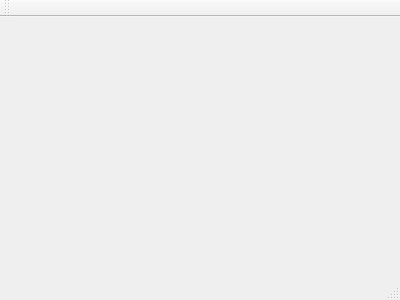
Before: the Qt Designer form mainwindow.ui in JoseCM/TraceabilityMatrix, drawn with Qt 5.
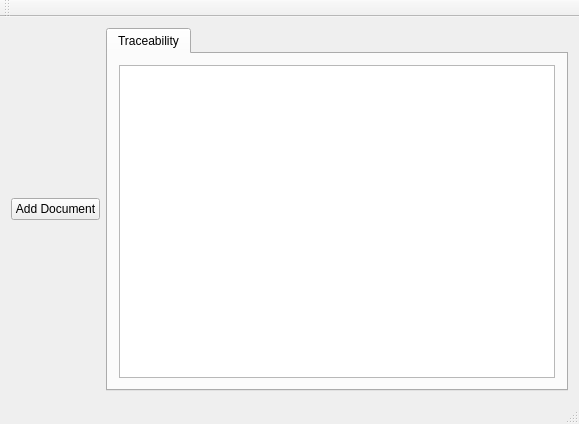
After: the same form once the commit is applied.

Patch:
```diff
--- a/mainwindow.ui
+++ b/mainwindow.ui
@@ -1,24 +1,72 @@
 <ui version="4.0">
  <class>MainWindow</class>
- <widget class="QMainWindow" name="MainWindow" >
-  <property name="geometry" >
+ <widget class="QMainWindow" name="MainWindow">
+  <property name="geometry">
    <rect>
     <x>0</x>
     <y>0</y>
-    <width>400</width>
-    <height>300</height>
+    <width>579</width>
+    <height>424</height>
    </rect>
   </property>
   <property name="windowTitle" >
    <string>MainWindow</string>
   </property>
-  <widget class="QMenuBar" name="menuBar" />
-  <widget class="QToolBar" name="mainToolBar" />
-  <widget class="QWidget" name="centralWidget" />
-  <widget class="QStatusBar" name="statusBar" />
+  <widget class="QWidget" name="centralWidget">
+   <layout class="QHBoxLayout" name="horizontalLayout">
+    <item>
+     <widget class="QPushButton" name="addDocButton">
+      <property name="text">
+       <string>Add Document</string>
+      </property>
+     </widget>
+    </item>
+    <item>
+     <widget class="QTabWidget" name="tabWidget">
+      <property name="sizePolicy">
+       <sizepolicy hsizetype="Expanding" vsizetype="Expanding">
+        <horstretch>0</horstretch>
+        <verstretch>0</verstretch>
+       </sizepolicy>
+      </property>
+      <property name="currentIndex">
+       <number>0</number>
+      </property>
+      <widget class="QWidget" name="tab">
+       <attribute name="title">
+        <string>Traceability</string>
+       </attribute>
+       <layout class="QHBoxLayout" name="horizontalLayout_2">
+        <item>
+         <widget class="QTableView" name="tableView"/>
+        </item>
+       </layout>
+      </widget>
+     </widget>
+    </item>
+   </layout>
+  </widget>
+  <widget class="QMenuBar" name="menuBar">
+   <property name="geometry">
+    <rect>
+     <x>0</x>
+     <y>0</y>
+     <width>579</width>
+     <height>21</height>
+    </rect>
+   </property>
+  </widget>
+  <widget class="QToolBar" name="mainToolBar">
+   <attribute name="toolBarArea">
+    <enum>TopToolBarArea</enum>
+   </attribute>
+   <attribute name="toolBarBreak">
+    <bool>false</bool>
+   </attribute>
+  </widget>
+  <widget class="QStatusBar" name="statusBar"/>
  </widget>
- <layoutDefault spacing="6" margin="11" />
- <pixmapfunction></pixmapfunction>
+ <layoutdefault spacing="6" margin="11"/>
  <resources/>
  <connections/>
 </ui>
```
Left out of the diff: 3 changed lines with no effect on the pictures.
